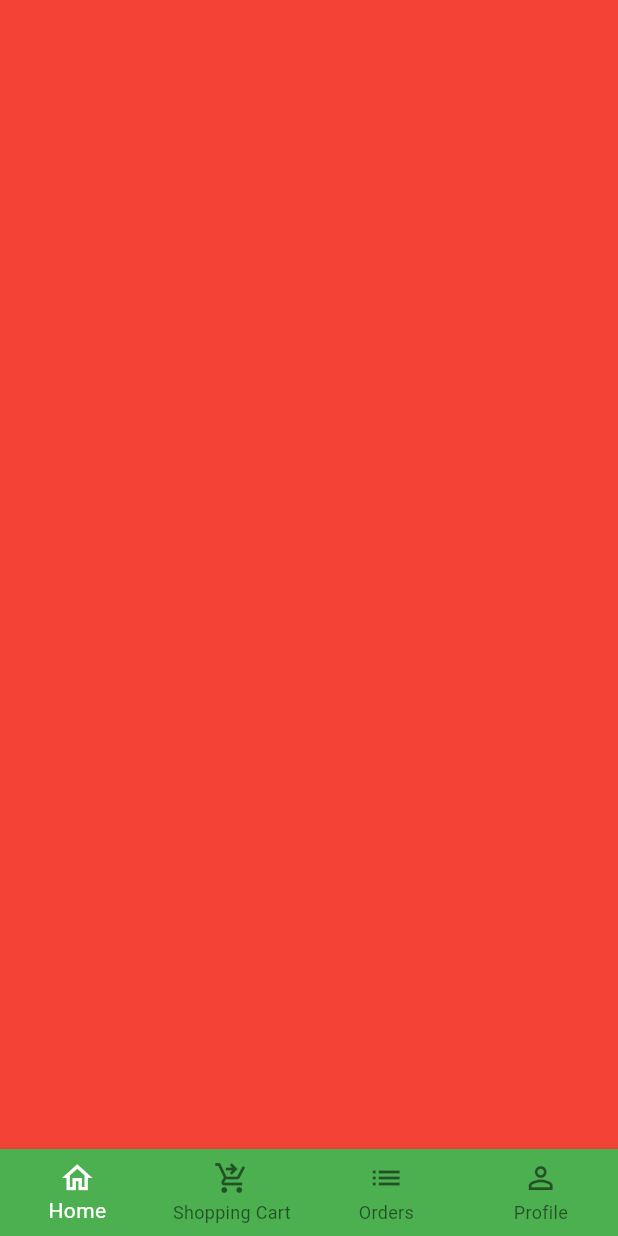
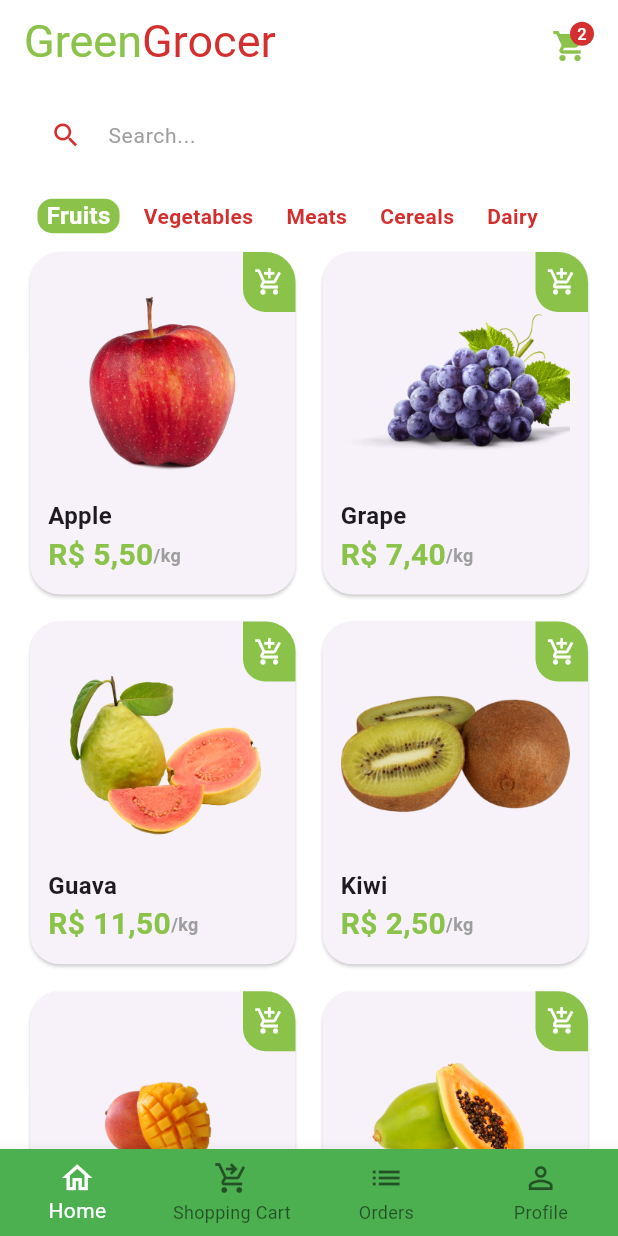
Before and after one commit to aliciabat/greengrocer, a Flutter app: the screen it shows after launch, after a tap on "Sign in", on a phone screen of 412 x 824 dp. Run offline on Flutter 3.47's test engine with Material 3 defaults, Android fonts, the phone set to English and light mode, and no system bars; our stand-ins replace animated_text_kit, mask_text_input_formatter.

Commit message:
feat: home screen

```diff
--- a/lib/main.dart
+++ b/lib/main.dart
@@ -1,5 +1,5 @@
 import 'package:flutter/material.dart';
-import 'package:greengrocer/src/auth/sign_in_screen.dart';
+import 'package:greengrocer/src/pages/auth/sign_in_screen.dart';
 
 void main() {
   runApp(const MyApp());
@@ -10,10 +10,13 @@ class MyApp extends StatelessWidget {
 
   @override
   Widget build(BuildContext context) {
-    return const MaterialApp(
+    return MaterialApp(
       title: 'GreenGrocer',
+      theme: ThemeData(
+        scaffoldBackgroundColor: Colors.white.withAlpha(190),
+      ),
       debugShowCheckedModeBanner: false,
-      home: SignInScreen(),
+      home: const SignInScreen(),
     );
   }
 }
--- /dev/null
+++ b/lib/src/config/app_data.dart
@@ -0,0 +1,72 @@
+import 'package:greengrocer/src/models/item_model.dart';
+
+ItemModel apple = ItemModel(
+  itemName: 'Apple',
+  imgUrl: 'assets/fruits/apple.png',
+  unit: 'kg',
+  price: 5.5,
+  description:
+      'The best apple in the region and the best price of any grocery store. This item has essential vitamins for strengthening the body, resulting in a healthy life.',
+);
+
+ItemModel grape = ItemModel(
+  itemName: 'Grape',
+  imgUrl: 'assets/fruits/grape.png',
+  unit: 'kg',
+  price: 7.4,
+  description:
+      'The best grape in the region and the best price of any grocery store. This item has essential vitamins for strengthening the body, resulting in a healthy life.',
+);
+
+ItemModel guava = ItemModel(
+  itemName: 'Guava',
+  imgUrl: 'assets/fruits/guava.png',
+  unit: 'kg',
+  price: 11.5,
+  description:
+      'The best guava in the region and the best price of any grocery store. This item has essential vitamins for strengthening the body, resulting in a healthy life.',
+);
+
+ItemModel kiwi = ItemModel(
+  itemName: 'Kiwi',
+  imgUrl: 'assets/fruits/kiwi.png',
+  unit: 'kg',
+  price: 2.5,
+  description:
+      'The best kiwi in the region and the best price of any grocery store. This item has essential vitamins for strengthening the body, resulting in a healthy life.',
+);
+
+ItemModel mango = ItemModel(
+  itemName: 'Mango',
+  imgUrl: 'assets/fruits/mango.png',
+  unit: 'kg',
+  price: 2.5,
+  description:
+      'The best mango in the region and the best price of any grocery store. This item has essential vitamins for strengthening the body, resulting in a healthy life.',
+);
+
+ItemModel papaya = ItemModel(
+  itemName: 'Papaya',
+  imgUrl: 'assets/fruits/papaya.png',
+  unit: 'kg',
+  price: 8,
+  description:
+      'The best papaya in the region and the best price of any grocery store. This item has essential vitamins for strengthening the body, resulting in a healthy life.',
+);
+
+List<ItemModel> items = [
+  apple,
+  grape,
+  guava,
+  kiwi,
+  mango,
+  papaya,
+];
+
+List<String> categories = [
+  'Fruits',
+  'Vegetables',
+  'Meats',
+  'Cereals',
+  'Dairy',
+];
--- /dev/null
+++ b/lib/src/models/item_model.dart
@@ -0,0 +1,15 @@
+class ItemModel {
+  String itemName;
+  String imgUrl;
+  String unit;
+  double price;
+  String description;
+
+  ItemModel({
+    required this.itemName,
+    required this.imgUrl,
+    required this.unit,
+    required this.price,
+    required this.description,
+  });
+}
--- a/lib/src/auth/sign_in_screen.dart
+++ b/lib/src/pages/auth/sign_in_screen.dart
@@ -1,8 +1,8 @@
 import 'package:animated_text_kit/animated_text_kit.dart';
 import 'package:flutter/material.dart';
-import 'package:greengrocer/src/auth/components/custom_text_field.dart';
-import 'package:greengrocer/src/auth/sign_up_screen.dart';
-import 'package:greengrocer/src/base/base_screen.dart';
+import 'package:greengrocer/src/pages/auth/components/custom_text_field.dart';
+import 'package:greengrocer/src/pages/auth/sign_up_screen.dart';
+import 'package:greengrocer/src/pages/base/base_screen.dart';
 import 'package:greengrocer/src/config/custom_colors.dart';
 
 class SignInScreen extends StatelessWidget {
--- a/lib/src/auth/sign_up_screen.dart
+++ b/lib/src/pages/auth/sign_up_screen.dart
@@ -1,5 +1,5 @@
 import 'package:flutter/material.dart';
-import 'package:greengrocer/src/auth/components/custom_text_field.dart';
+import 'package:greengrocer/src/pages/auth/components/custom_text_field.dart';
 import 'package:greengrocer/src/config/custom_colors.dart';
 import 'package:mask_text_input_formatter/mask_text_input_formatter.dart';
 
--- a/lib/src/base/base_screen.dart
+++ b/lib/src/pages/base/base_screen.dart
@@ -1,4 +1,5 @@
 import 'package:flutter/material.dart';
+import 'package:greengrocer/src/pages/tabs/home_tab.dart';
 
 class BaseScreen extends StatefulWidget {
   const BaseScreen({super.key});
@@ -18,7 +19,7 @@ class _BaseScreenState extends State<BaseScreen> {
         physics: const NeverScrollableScrollPhysics(),
         controller: pageController,
         children: [
-          Container(color: Colors.red),
+          const HomeTab(),
           Container(color: Colors.yellow),
           Container(color: Colors.blue),
           Container(color: Colors.purple),
--- /dev/null
+++ b/lib/src/pages/tabs/components/category_tile.dart
@@ -0,0 +1,41 @@
+import 'package:flutter/material.dart';
+import 'package:greengrocer/src/config/custom_colors.dart';
+
+class CategoryTile extends StatelessWidget {
+  const CategoryTile({
+    super.key,
+    required this.category,
+    required this.isSelected,
+    required this.onPressed,
+  });
+
+  final String category;
+  final bool isSelected;
+  final VoidCallback onPressed;
+
+  @override
+  Widget build(BuildContext context) {
+    return GestureDetector(
+      onTap: onPressed,
+      child: Align(
+        alignment: Alignment.center,
+        child: Container(
+          padding: const EdgeInsets.symmetric(horizontal: 6),
+          decoration: BoxDecoration(
+            borderRadius: BorderRadius.circular(10),
+            color:
+                isSelected ? CustomColors.customSwatchColor : Colors.transparent,
+          ),
+          child: Text(
+            category,
+            style: TextStyle(
+              color: isSelected ? Colors.white : CustomColors.customContrastColor,
+              fontWeight: FontWeight.bold,
+              fontSize: isSelected ? 16 : 14,
+            ),
+          ),
+        ),
+      ),
+    );
+  }
+}
--- /dev/null
+++ b/lib/src/pages/tabs/components/item_tile.dart
@@ -0,0 +1,96 @@
+import 'package:flutter/material.dart';
+import 'package:greengrocer/src/config/custom_colors.dart';
+import 'package:greengrocer/src/models/item_model.dart';
+import 'package:greengrocer/src/services/utils_services.dart';
+
+class ItemTile extends StatelessWidget {
+  ItemTile({
+    super.key,
+    required this.item,
+  });
+
+  final ItemModel item;
+
+  final UtilsServices utilsServices = UtilsServices();
+
+  @override
+  Widget build(BuildContext context) {
+    return Stack(
+      children: [
+        Card(
+          elevation: 1,
+          shadowColor: Colors.grey.shade300,
+          shape: RoundedRectangleBorder(
+            borderRadius: BorderRadius.circular(20),
+          ),
+          child: Padding(
+            padding: const EdgeInsets.all(12),
+            child: Column(
+              crossAxisAlignment: CrossAxisAlignment.stretch,
+              children: [
+                // image
+                Expanded(
+                  child: Image.asset(item.imgUrl),
+                ),
+                // name
+                Text(
+                  item.itemName,
+                  style: const TextStyle(
+                    fontSize: 16,
+                    fontWeight: FontWeight.bold,
+                  ),
+                ),
+                // price - unit
+                Row(
+                  children: [
+                    Text(
+                      utilsServices.priceToCurrency(item.price),
+                      style: TextStyle(
+                        fontWeight: FontWeight.bold,
+                        fontSize: 20,
+                        color: CustomColors.customSwatchColor,
+                      ),
+                    ),
+                    Text(
+                      '/${item.unit}',
+                      style: TextStyle(
+                        color: Colors.grey.shade500,
+                        fontWeight: FontWeight.bold,
+                        fontSize: 12,
+                      ),
+                    ),
+                  ],
+                ),
+              ],
+            ),
+          ),
+        ),
+        Positioned(
+          top: 4,
+          right: 4,
+          child: GestureDetector(
+            onTap: () {
+
+            },
+            child: Container(
+              height: 40,
+              width: 35,
+              decoration: BoxDecoration(
+                color: CustomColors.customSwatchColor,
+                borderRadius: const BorderRadius.only(
+                  bottomLeft: Radius.circular(15),
+                  topRight: Radius.circular(20),
+                ),
+              ),
+              child: const Icon(
+                Icons.add_shopping_cart_outlined,
+                color: Colors.white,
+                size: 20,
+              ),
+            ),
+          ),
+        ),
+      ],
+    );
+  }
+}
--- /dev/null
+++ b/lib/src/pages/tabs/home_tab.dart
@@ -0,0 +1,137 @@
+import 'package:flutter/material.dart';
+import 'package:greengrocer/src/config/custom_colors.dart';
+import 'package:greengrocer/src/pages/tabs/components/category_tile.dart';
+import 'package:greengrocer/src/config/app_data.dart' as appData;
+import 'package:greengrocer/src/pages/tabs/components/item_tile.dart';
+
+class HomeTab extends StatefulWidget {
+  const HomeTab({super.key});
+
+  @override
+  State<HomeTab> createState() => _HomeTabState();
+}
+
+class _HomeTabState extends State<HomeTab> {
+  String selectedCategory = 'Fruits';
+
+  @override
+  Widget build(BuildContext context) {
+    return Scaffold(
+      appBar: AppBar(
+        backgroundColor: Colors.transparent,
+        title: Text.rich(
+          TextSpan(
+            style: const TextStyle(
+              fontSize: 30,
+            ),
+            children: [
+              TextSpan(
+                text: 'Green',
+                style: TextStyle(
+                  color: CustomColors.customSwatchColor,
+                ),
+              ),
+              TextSpan(
+                text: 'Grocer',
+                style: TextStyle(
+                  color: CustomColors.customContrastColor,
+                ),
+              ),
+            ],
+          ),
+        ),
+        actions: [
+          Padding(
+            padding: const EdgeInsets.only(
+              top: 5,
+              right: 20,
+            ),
+            child: GestureDetector(
+              onTap: () {},
+              child: Badge(
+                backgroundColor: CustomColors.customContrastColor,
+                label: const Text('2'),
+                child: Icon(
+                  Icons.shopping_cart,
+                  color: CustomColors.customSwatchColor,
+                ),
+              ),
+            ),
+          ),
+        ],
+      ),
+      body: Column(
+        children: [
+          // Search
+          Padding(
+            padding: const EdgeInsets.symmetric(
+              horizontal: 20,
+              vertical: 10,
+            ),
+            child: TextFormField(
+              decoration: InputDecoration(
+                filled: true,
+                fillColor: Colors.white,
+                isDense: true,
+                hintText: 'Search...',
+                prefixIcon: Icon(
+                  Icons.search,
+                  color: CustomColors.customContrastColor,
+                  size: 21,
+                ),
+                hintStyle: const TextStyle(
+                  color: Colors.grey,
+                  fontSize: 14,
+                ),
+                border: OutlineInputBorder(
+                  borderRadius: BorderRadius.circular(30),
+                  borderSide:
+                      const BorderSide(width: 0, style: BorderStyle.none),
+                ),
+              ),
+            ),
+          ),
+          // Categories
+          Container(
+            padding: const EdgeInsets.only(left: 25),
+            height: 40,
+            child: ListView.separated(
+                scrollDirection: Axis.horizontal,
+                itemBuilder: (_, index) {
+                  return CategoryTile(
+                    category: appData.categories[index],
+                    isSelected: appData.categories[index] == selectedCategory,
+                    onPressed: () {
+                      setState(() {
+                        selectedCategory = appData.categories[index];
+                      });
+                    },
+                  );
+                },
+                separatorBuilder: (_, index) => const SizedBox(width: 10),
+                itemCount: appData.categories.length),
+          ),
+          // Grid
+          Expanded(
+            child: GridView.builder(
+              padding: const EdgeInsets.fromLTRB(16, 0, 16, 16),
+              physics: const BouncingScrollPhysics(),
+              gridDelegate: const SliverGridDelegateWithFixedCrossAxisCount(
+                crossAxisCount: 2,
+                mainAxisSpacing: 10,
+                crossAxisSpacing: 10,
+                childAspectRatio: 9 / 11.5
+              ),
+              itemCount: appData.items.length,
+              itemBuilder: (_, index) {
+                return ItemTile(
+                  item: appData.items[index],
+                );
+              },
+            ),
+          ),
+        ],
+      ),
+    );
+  }
+}
--- /dev/null
+++ b/lib/src/services/utils_services.dart
@@ -0,0 +1,8 @@
+import 'package:intl/intl.dart';
+
+class UtilsServices {
+  String priceToCurrency(double price) {
+    NumberFormat numberFormat = NumberFormat.simpleCurrency(locale: 'pt_BR');
+    return numberFormat.format(price);
+  }
+}
--- a/pubspec.yaml
+++ b/pubspec.yaml
@@ -37,6 +37,7 @@ dependencies:
   cupertino_icons: ^1.0.2
   animated_text_kit: ^4.2.2
   mask_text_input_formatter: ^2.8.0
+  intl: ^0.19.0
 
 dev_dependencies:
   flutter_test:
@@ -61,9 +62,8 @@ flutter:
   uses-material-design: true
 
   # To add assets to your application, add an assets section, like this:
-  # assets:
-  #   - images/a_dot_burr.jpeg
-  #   - images/a_dot_ham.jpeg
+  assets:
+    - assets/fruits/
 
   # An image asset can refer to one or more resolution-specific "variants", see
   # https://flutter.dev/assets-and-images/#resolution-aware
```
Also changed, not shown: assets/fruits/apple.png (added), assets/fruits/grape.png (added), assets/fruits/guava.png (added), assets/fruits/kiwi.png (added), assets/fruits/mango.png (added), assets/fruits/papaya.png (added), lib/src/pages/auth/components/custom_text_field.dart (renamed from lib/src/auth/components/custom_text_field.dart), pubspec.lock.
